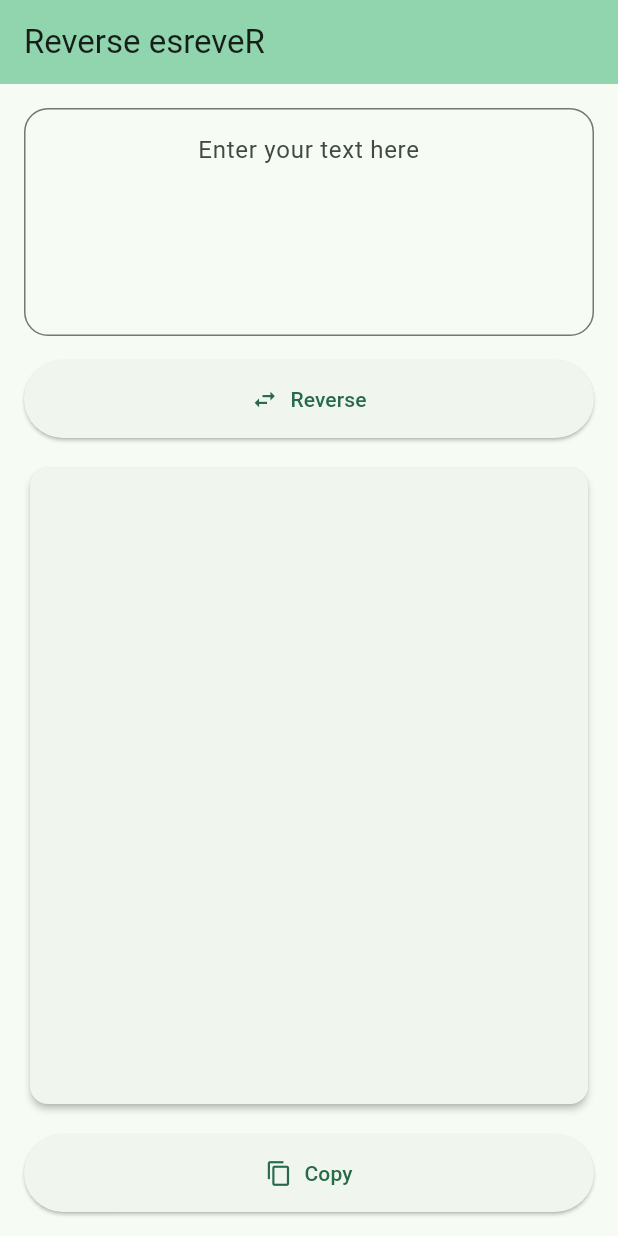
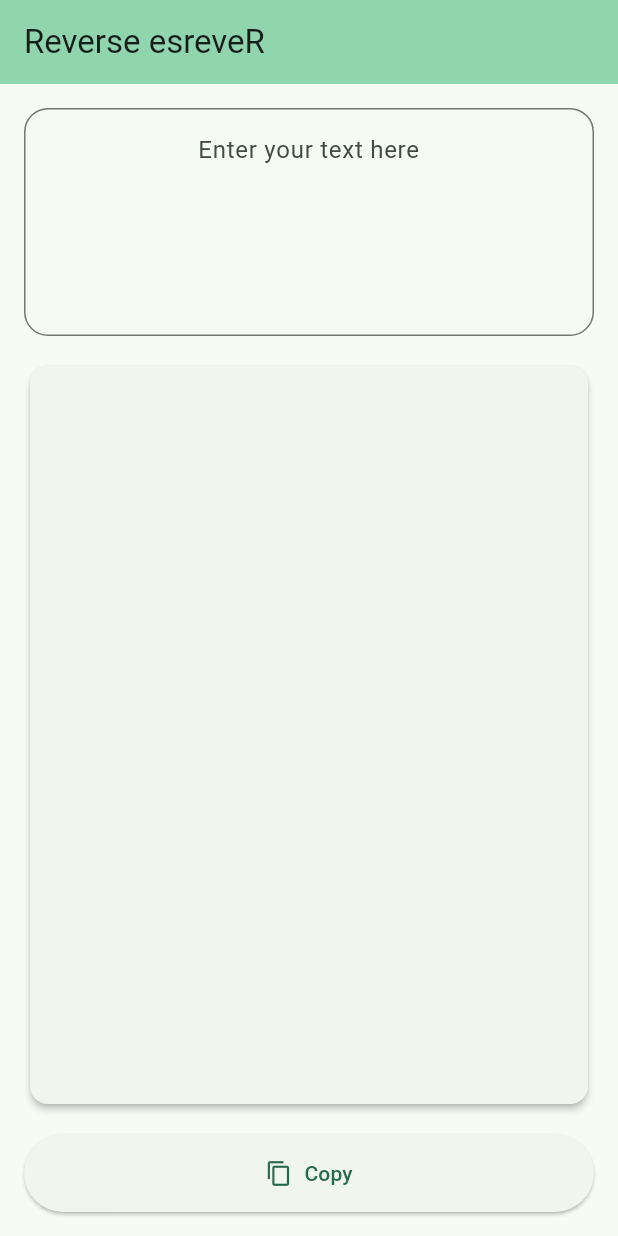
Before and after one commit to danielle-h/reverser, a Flutter app: the screen it shows after launch, on a phone screen of 412 x 824 dp. Run offline on Flutter 3.47's test engine with Material 3 defaults, Android fonts, the phone set to English and light mode, and no system bars; generated files the repository leaves out were written again.

Commit message:
build: 1.0.1
* updated icon
* removed reverse button

```diff
--- a/lib/main.dart
+++ b/lib/main.dart
@@ -38,6 +38,12 @@ class _MyHomePageState extends State<MyHomePage> {
   final TextEditingController _controller = TextEditingController();
 
   @override
+  void dispose() {
+    _controller.dispose();
+    super.dispose();
+  }
+
+  @override
   Widget build(BuildContext context) {
     return Scaffold(
       appBar: AppBar(
@@ -53,6 +59,15 @@ class _MyHomePageState extends State<MyHomePage> {
               controller: _controller,
               maxLines: 5,
               textAlign: TextAlign.center,
+              onChanged: (value) {
+                toReverse = _controller.text;
+                setState(() {
+                  toReverse = toReverse
+                      .split('\n')
+                      .map((line) => line.split('').reversed.join(''))
+                      .join('\n');
+                });
+              },
               decoration: InputDecoration(
                 border: const OutlineInputBorder(
                     borderSide: BorderSide(
@@ -63,23 +78,23 @@ class _MyHomePageState extends State<MyHomePage> {
                 hintText: AppLocalizations.of(context)!.input_hint,
               ),
             ),
-            const SizedBox(height: 16.0),
-            ElevatedButton.icon(
-              icon: const Icon(Icons.swap_horiz),
-              style: ElevatedButton.styleFrom(
-                padding: const EdgeInsets.symmetric(vertical: 16.0),
-              ),
-              onPressed: () {
-                setState(() {
-                  toReverse = _controller.text;
-                  toReverse = toReverse
-                      .split('\n')
-                      .map((line) => line.split('').reversed.join(''))
-                      .join('\n');
-                });
-              },
-              label: Text(AppLocalizations.of(context)!.reverse_label),
-            ),
+            // const SizedBox(height: 16.0),
+            // ElevatedButton.icon(
+            //   icon: const Icon(Icons.swap_horiz),
+            //   style: ElevatedButton.styleFrom(
+            //     padding: const EdgeInsets.symmetric(vertical: 16.0),
+            //   ),
+            //   onPressed: () {
+            //     setState(() {
+            //       toReverse = _controller.text;
+            //       toReverse = toReverse
+            //           .split('\n')
+            //           .map((line) => line.split('').reversed.join(''))
+            //           .join('\n');
+            //     });
+            //   },
+            //   label: Text(AppLocalizations.of(context)!.reverse_label),
+            // ),
             const SizedBox(height: 16.0),
             Expanded(
               child: Card(
--- a/pubspec.yaml
+++ b/pubspec.yaml
@@ -16,7 +16,7 @@ publish_to: "none" # Remove this line if you wish to publish to pub.dev
 # https://developer.apple.com/library/archive/documentation/General/Reference/InfoPlistKeyReference/Articles/CoreFoundationKeys.html
 # In Windows, build-name is used as the major, minor, and patch parts
 # of the product and file versions while build-number is used as the build suffix.
-version: 1.0.0+1
+version: 1.0.1+2
 
 environment:
   sdk: ">=3.4.3 <4.0.0"
@@ -43,7 +43,7 @@ dev_dependencies:
 flutter_launcher_icons:
   android: "launcher_icon"
   ios: true
-  image_path: "assets/icon/reverse-icon.jpg"
+  image_path: "assets/icon/reverse-icon-2.png"
   min_sdk_android: 21 # android min sdk min:16, default 21
 
 # For information on the generic Dart part of this file, see the
```
Also changed, not shown: assets/icon/reverse-icon-2.png (added), 27 other files.
